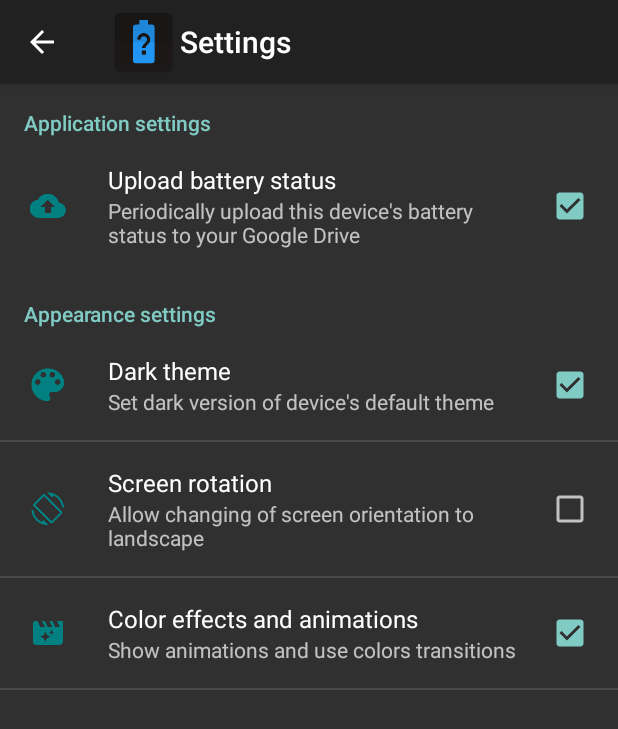
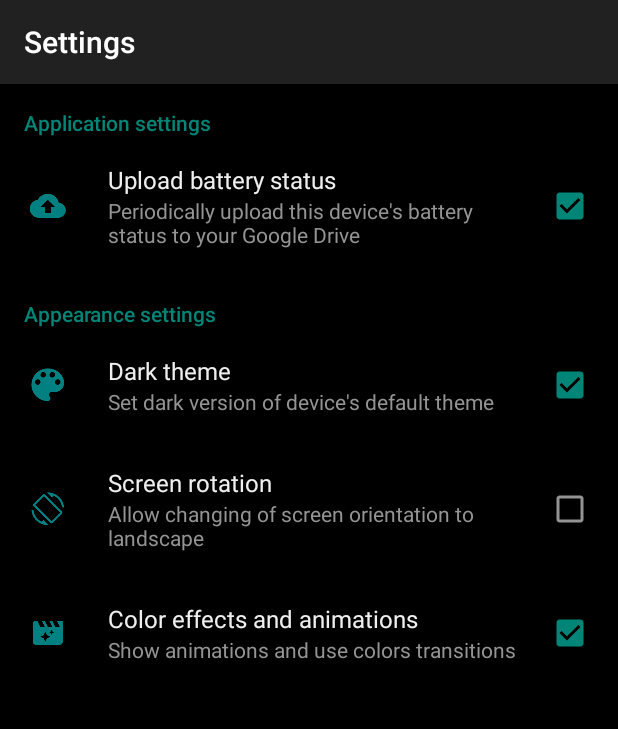
Before and after one commit to AnimalRationale/Roy, an Android app: the PreferencesActivity screen opened directly, with no data from a screen before it, after a tap on "Dark theme", on a phone screen of 412 x 824 dp. Shown: the top 729 px of the screen. Run offline under Robolectric (Android 15) with nearby library versions, the phone set to English and light mode, and no system bars; 3 other taps on this screen came first.

Commit message:
Setting appcompat theme accordingly to user prefernces, appcompat action bar in preferences activity, app icon in about dialog set with resource id.

```diff
--- a/app/src/main/java/pl/appnode/roy/AboutDialog.java
+++ b/app/src/main/java/pl/appnode/roy/AboutDialog.java
@@ -62,7 +62,7 @@ class AboutDialog {
         new AlertDialog.Builder(callingActivity)
                 .setTitle(callingActivity.getResources().getString(R.string.dialog_about_title)
                         + callingActivity.getString(R.string.app_name))
-                .setIcon(ContextCompat.getDrawable(callingActivity, R.mipmap.ic_launcher))
+                .setIcon(R.mipmap.ic_launcher)
                 .setCancelable(true)
                 .setPositiveButton(callingActivity.getResources().getString(R.string.dialog_about_ok), null)
                 .setView(aboutDialog)
--- a/app/src/main/java/pl/appnode/roy/MainActivity.java
+++ b/app/src/main/java/pl/appnode/roy/MainActivity.java
@@ -2,7 +2,6 @@ package pl.appnode.roy;
 
 import android.accounts.AccountManager;
 import android.animation.ObjectAnimator;
-import android.app.ActionBar;
 import android.app.ProgressDialog;
 import android.content.BroadcastReceiver;
 import android.content.Context;
@@ -20,6 +19,7 @@ import android.os.Bundle;
 import android.provider.Settings;
 import android.support.design.widget.Snackbar;
 import android.support.v4.content.ContextCompat;
+import android.support.v7.app.ActionBar;
 import android.support.v7.app.AppCompatActivity;
 import android.text.TextUtils;
 import android.util.Log;
@@ -104,7 +104,7 @@ public class MainActivity extends AppCompatActivity {
         if (isDarkTheme(this)) {
             getWindow().getDecorView().setBackgroundColor(ContextCompat.getColor(this, R.color.colorBlack));
         } else {getWindow().getDecorView().setBackgroundColor(ContextCompat.getColor(this, R.color.colorWhite));}
-        ActionBar actionBar = getActionBar();
+        ActionBar actionBar = getSupportActionBar();
         if (actionBar != null) {
             actionBar.setDisplayShowHomeEnabled(true);
             actionBar.setIcon(R.mipmap.ic_launcher);
--- a/app/src/main/java/pl/appnode/roy/PreferencesActivity.java
+++ b/app/src/main/java/pl/appnode/roy/PreferencesActivity.java
@@ -6,8 +6,12 @@ import android.os.Bundle;
 import android.preference.PreferenceActivity;
 import android.preference.PreferenceFragment;
 import android.preference.PreferenceManager;
+import android.support.annotation.LayoutRes;
 import android.support.v4.app.NavUtils;
+import android.support.v7.app.AppCompatDelegate;
 import android.view.MenuItem;
+import android.view.View;
+import android.view.ViewGroup;
 
 import static pl.appnode.roy.Constants.KEY_SETTINGS_ORIENTATION;
 import static pl.appnode.roy.Constants.KEY_SETTINGS_THEME;
@@ -19,10 +23,15 @@ import static pl.appnode.roy.PreferencesSetupHelper.themeSetup;
  */
 public class PreferencesActivity extends PreferenceActivity
         implements SharedPreferences.OnSharedPreferenceChangeListener {
+
+    private AppCompatDelegate mAppCompatDelegate;
+
     @Override
     public void onCreate(Bundle savedInstanceState) {
         themeSetup(this);
         super.onCreate(savedInstanceState);
+        getDelegate().installViewFactory();
+        getDelegate().onCreate(savedInstanceState);
         PreferenceManager.getDefaultSharedPreferences(this).registerOnSharedPreferenceChangeListener(this);
         ActionBar actionBar = getActionBar();
         if (actionBar != null) {
@@ -69,4 +78,50 @@ public class PreferencesActivity extends PreferenceActivity
         super.onResume();
         orientationSetup(this);
     }
+
+    @Override
+    public void setContentView(@LayoutRes int layoutResID) {
+        getDelegate().setContentView(layoutResID);
+    }
+
+    @Override
+    public void setContentView(View view) {
+        getDelegate().setContentView(view);
+    }
+
+    @Override
+    public void setContentView(View view, ViewGroup.LayoutParams params) {
+        getDelegate().setContentView(view, params);
+    }
+
+    @Override
+    public void addContentView(View view, ViewGroup.LayoutParams params) {
+        getDelegate().addContentView(view, params);
+    }
+
+
+    @Override
+    protected void onPostResume() {
+        super.onPostResume();
+        getDelegate().onPostResume();
+    }
+
+    @Override
+    protected void onStop() {
+        super.onStop();
+        getDelegate().onStop();
+    }
+
+    @Override
+    protected void onDestroy() {
+        super.onDestroy();
+        getDelegate().onDestroy();
+    }
+
+    private AppCompatDelegate getDelegate() {
+        if (mAppCompatDelegate == null) {
+            mAppCompatDelegate = AppCompatDelegate.create(this, null);
+        }
+        return mAppCompatDelegate;
+    }
 }
--- a/app/src/main/java/pl/appnode/roy/PreferencesSetupHelper.java
+++ b/app/src/main/java/pl/appnode/roy/PreferencesSetupHelper.java
@@ -25,15 +25,9 @@ public class PreferencesSetupHelper {
      */
     public static void themeSetup(Context context) {
         if (isDarkTheme(context)) {
-            if (Build.VERSION.SDK_INT < Build.VERSION_CODES.LOLLIPOP) {
-                context.setTheme(android.R.style.Theme_Holo);
-            } else {
-                context.setTheme(android.R.style.Theme_Material);
-            }
-        } else if (Build.VERSION.SDK_INT < Build.VERSION_CODES.LOLLIPOP) {
-            context.setTheme(android.R.style.Theme_Holo_Light);
+            context.setTheme(R.style.AppThemeDark);
         } else {
-            context.setTheme(android.R.style.Theme_Material_Light);
+            context.setTheme(R.style.AppTheme);
         }
     }
 
--- a/app/src/main/res/values/colors.xml
+++ b/app/src/main/res/values/colors.xml
@@ -2,11 +2,15 @@
 <resources>
     <color name="colorPrimary">#3F51B5</color>
     <color name="colorPrimaryDark">#303F9F</color>
+    <color name="colorPrimaryMaterial">#FF008080</color>
     <color name="colorAccent">#FF4081</color>
     <color name="colorWarning">#FFAA00</color>
     <color name="colorBlack">#FF000000</color>
     <color name="colorWhite">#FFFFFFFF</color>
     <color name="colorLightBlue">#FF0288D1</color>
+    <color name="colorDarkGrey">#FF444444</color>
+    <color name="colorLightGrey">#FFEFEFEF</color>
+    <color name="colorGrey">#FF949494</color>
     <color name="colorBatteryLevelProgressBarInitialLight">#FFF4F4F4</color>
     <color name="colorBatteryLevelProgressBarInitialDark">#FF404040</color>
 </resources>
--- a/app/src/main/res/values/styles.xml
+++ b/app/src/main/res/values/styles.xml
@@ -5,7 +5,21 @@
         <!-- Customize your theme here. -->
         <item name="colorPrimary">@color/colorPrimary</item>
         <item name="colorPrimaryDark">@color/colorPrimaryDark</item>
-        <item name="colorAccent">@color/colorAccent</item>
+        <item name="colorAccent">@color/colorPrimaryMaterial</item>
+    </style>
+
+    <style name="AppThemeDark" parent="Theme.AppCompat.DayNight.DarkActionBar">
+        <item name="android:windowNoTitle">true</item>
+        <item name="android:windowActionBar">false</item>
+        <item name="alertDialogTheme">@style/dialog</item>
+        <item name="android:windowBackground">@color/colorBlack</item>
+        <item name="android:itemBackground">@color/colorDarkGrey</item>
+        <item name="android:textColor">@color/colorLightGrey</item>
+        <item name="android:textColorSecondary">@color/colorGrey</item>
+    </style>
+
+    <style name="dialog" parent="Base.Theme.AppCompat.Light.Dialog.Alert">
+        <item name="android:background">@color/colorDarkGrey</item>
     </style>
 
 </resources>
```
